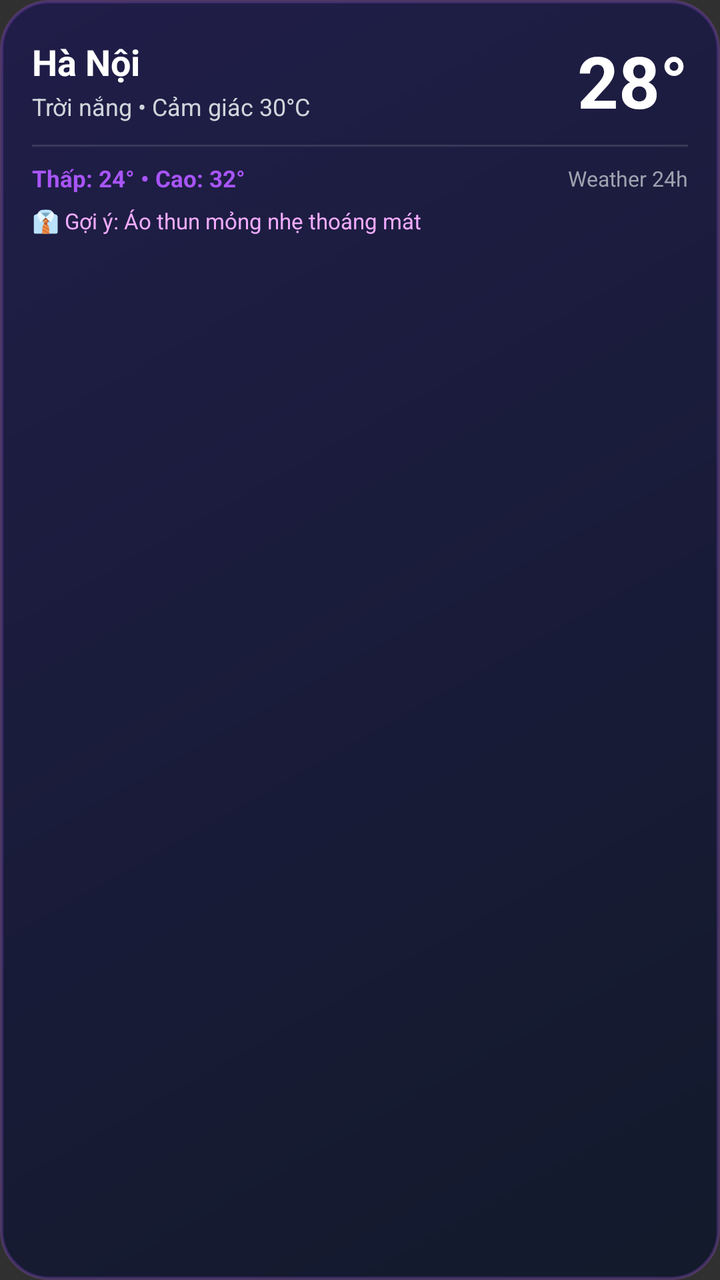
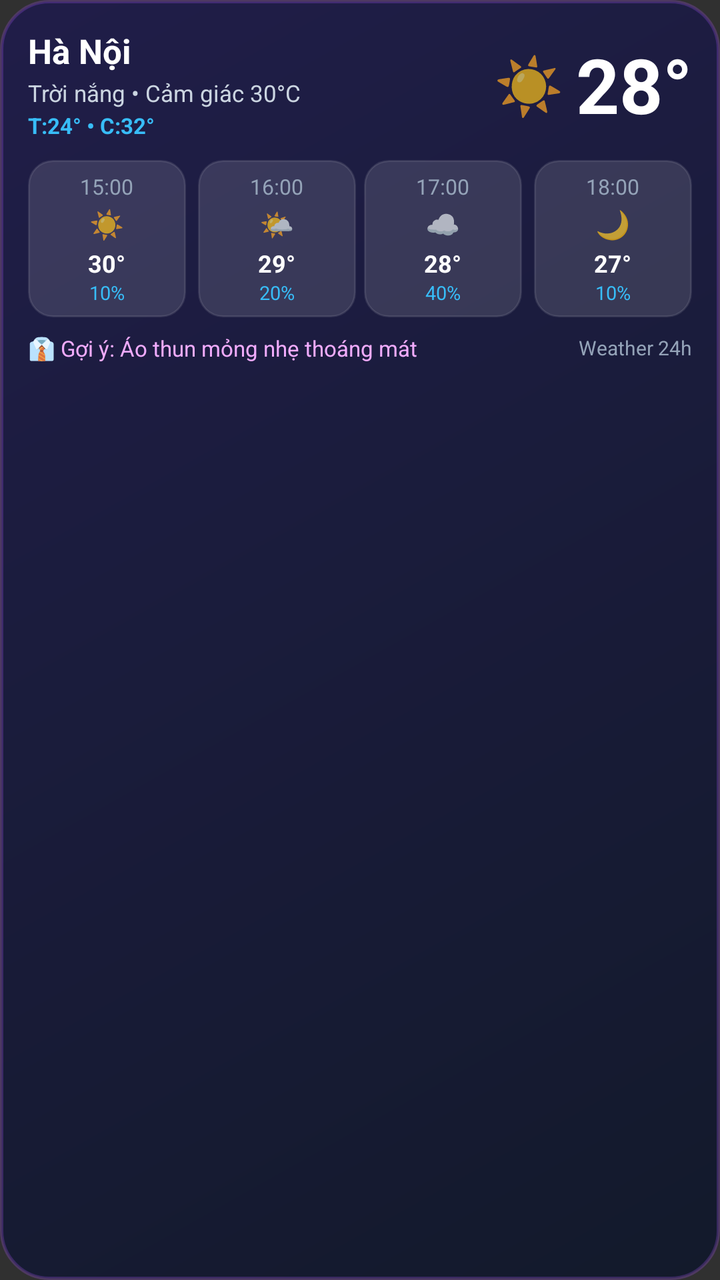

Before-and-after screenshots of an Android layout around one commit, followed by the original layout XML and the change that was made.
<!-- AndroidManifest.xml: application theme Theme.Weather24h -->
<!-- res/layout/weather_widget.xml -->
<?xml version="1.0" encoding="utf-8"?>
<LinearLayout xmlns:android="http://schemas.android.com/apk/res/android"
    android:id="@+id/widget_root"
    android:layout_width="match_parent"
    android:layout_height="match_parent"
    android:background="@drawable/widget_bg"
    android:orientation="vertical"
    android:padding="16dp">

    
    <LinearLayout
        android:layout_width="match_parent"
        android:layout_height="wrap_content"
        android:gravity="center_vertical"
        android:orientation="horizontal">

        <LinearLayout
            android:layout_width="0dp"
            android:layout_height="wrap_content"
            android:layout_weight="1"
            android:orientation="vertical">

            <TextView
                android:id="@+id/widget_city_name"
                android:layout_width="wrap_content"
                android:layout_height="wrap_content"
                android:text="Hà Nội"
                android:textColor="#FFFFFF"
                android:textSize="18sp"
                android:textStyle="bold" />

            <TextView
                android:id="@+id/widget_weather_desc"
                android:layout_width="wrap_content"
                android:layout_height="wrap_content"
                android:layout_marginTop="2dp"
                android:text="Trời nắng • Cảm giác 30°C"
                android:textColor="#D1D5DB"
                android:textSize="12sp" />
        </LinearLayout>

        <TextView
            android:id="@+id/widget_temp"
            android:layout_width="wrap_content"
            android:layout_height="wrap_content"
            android:text="28°"
            android:textColor="#FFFFFF"
            android:textSize="36sp"
            android:textStyle="bold" />
    </LinearLayout>

    <ImageView
        android:layout_width="match_parent"
        android:layout_height="1dp"
        android:layout_marginTop="8dp"
        android:layout_marginBottom="8dp"
        android:background="#20FFFFFF"
        android:contentDescription="@null" />

    
    <LinearLayout
        android:layout_width="match_parent"
        android:layout_height="wrap_content"
        android:gravity="center_vertical"
        android:orientation="horizontal">

        <TextView
            android:id="@+id/widget_range"
            android:layout_width="0dp"
            android:layout_height="wrap_content"
            android:layout_weight="1"
            android:text="Thấp: 24° • Cao: 32°"
            android:textColor="#A855F7"
            android:textSize="11.5sp"
            android:textStyle="bold" />

        <TextView
            android:id="@+id/widget_updated"
            android:layout_width="wrap_content"
            android:layout_height="wrap_content"
            android:text="Weather 24h"
            android:textColor="#9CA3AF"
            android:textSize="10.5sp" />
    </LinearLayout>

    <TextView
        android:id="@+id/widget_ai_tip"
        android:layout_width="match_parent"
        android:layout_height="wrap_content"
        android:layout_marginTop="6dp"
        android:ellipsize="end"
        android:maxLines="1"
        android:text="👔 Gợi ý: Áo thun mỏng nhẹ thoáng mát"
        android:textColor="#F0ABFC"
        android:textSize="11sp" />

</LinearLayout>
<!-- resources referenced by this layout -->
<resources>
  <!-- drawable widget_bg (drawable) -->
  <?xml version="1.0" encoding="utf-8"?>
  <shape xmlns:android="http://schemas.android.com/apk/res/android"
      android:shape="rectangle">
      <gradient
          android:angle="315"
          android:startColor="#E61E1B4B"
          android:endColor="#E60F172A" />
      <corners android:radius="24dp" />
      <stroke
          android:width="1.5dp"
          android:color="#40A855F7" />
  </shape>
  <style name="Theme.Weather24h" parent="android:Theme.Material.NoActionBar">
          <item name="android:statusBarColor">@android:color/transparent</item>
          <item name="android:navigationBarColor">#0F172A</item>
          <item name="android:windowLightStatusBar">false</item>
      </style>
</resources>

<!-- the commit's change to res/layout/weather_widget.xml (unified diff, before → after) -->
@@ -5,7 +5,7 @@
     android:layout_height="match_parent"
     android:background="@drawable/widget_bg"
     android:orientation="vertical"
-    android:padding="16dp">
+    android:padding="14dp">
 
     
     <LinearLayout
@@ -24,9 +24,11 @@
                 android:id="@+id/widget_city_name"
                 android:layout_width="wrap_content"
                 android:layout_height="wrap_content"
+                android:ellipsize="end"
+                android:maxLines="1"
                 android:text="Hà Nội"
                 android:textColor="#FFFFFF"
-                android:textSize="18sp"
+                android:textSize="17sp"
                 android:textStyle="bold" />
 
             <TextView
@@ -34,10 +36,30 @@
                 android:layout_width="wrap_content"
                 android:layout_height="wrap_content"
                 android:layout_marginTop="2dp"
+                android:ellipsize="end"
+                android:maxLines="1"
                 android:text="Trời nắng • Cảm giác 30°C"
-                android:textColor="#D1D5DB"
-                android:textSize="12sp" />
-        </LinearLayout>
+                android:textColor="#CBD5E1"
+                android:textSize="11.5sp" />
+
+            <TextView
+                android:id="@+id/widget_range"
+                android:layout_width="wrap_content"
+                android:layout_height="wrap_content"
+                android:layout_marginTop="1dp"
+                android:text="T:24° • C:32°"
+                android:textColor="#38BDF8"
+                android:textSize="11sp"
+                android:textStyle="bold" />
+        </LinearLayout>
+
+        <TextView
+            android:id="@+id/widget_weather_icon"
+            android:layout_width="wrap_content"
+            android:layout_height="wrap_content"
+            android:layout_marginEnd="6dp"
+            android:text="☀️"
+            android:textSize="28sp" />
 
         <TextView
             android:id="@+id/widget_temp"
@@ -45,53 +67,232 @@
             android:layout_height="wrap_content"
             android:text="28°"
             android:textColor="#FFFFFF"
-            android:textSize="36sp"
+            android:textSize="38sp"
             android:textStyle="bold" />
     </LinearLayout>
 
-    <ImageView
+    
+    <LinearLayout
+        android:id="@+id/widget_hourly_container"
         android:layout_width="match_parent"
-        android:layout_height="1dp"
-        android:layout_marginTop="8dp"
-        android:layout_marginBottom="8dp"
-        android:background="#20FFFFFF"
-        android:contentDescription="@null" />
+        android:layout_height="wrap_content"
+        android:layout_marginTop="10dp"
+        android:orientation="horizontal">
+
+        
+        <LinearLayout
+            android:layout_width="0dp"
+            android:layout_height="wrap_content"
+            android:layout_weight="1"
+            android:layout_marginEnd="4dp"
+            android:background="@drawable/widget_hour_chip"
+            android:gravity="center"
+            android:orientation="vertical"
+            android:padding="6dp">
+
+            <TextView
+                android:id="@+id/widget_h1_time"
+                android:layout_width="wrap_content"
+                android:layout_height="wrap_content"
+                android:text="15:00"
+                android:textColor="#94A3B8"
+                android:textSize="10.5sp" />
+
+            <TextView
+                android:id="@+id/widget_h1_icon"
+                android:layout_width="wrap_content"
+                android:layout_height="wrap_content"
+                android:layout_marginTop="2dp"
+                android:text="☀️"
+                android:textSize="14sp" />
+
+            <TextView
+                android:id="@+id/widget_h1_temp"
+                android:layout_width="wrap_content"
+                android:layout_height="wrap_content"
+                android:layout_marginTop="2dp"
+                android:text="30°"
+                android:textColor="#FFFFFF"
+                android:textSize="12sp"
+                android:textStyle="bold" />
+
+            <TextView
+                android:id="@+id/widget_h1_rain"
+                android:layout_width="wrap_content"
+                android:layout_height="wrap_content"
+                android:text="10%"
+                android:textColor="#38BDF8"
+                android:textSize="9.5sp" />
+        </LinearLayout>
+
+        
+        <LinearLayout
+            android:layout_width="0dp"
+            android:layout_height="wrap_content"
+            android:layout_weight="1"
+            android:layout_marginStart="2dp"
+            android:layout_marginEnd="2dp"
+            android:background="@drawable/widget_hour_chip"
+            android:gravity="center"
+            android:orientation="vertical"
+            android:padding="6dp">
+
+            <TextView
+                android:id="@+id/widget_h2_time"
+                android:layout_width="wrap_content"
+                android:layout_height="wrap_content"
+                android:text="16:00"
+                android:textColor="#94A3B8"
+                android:textSize="10.5sp" />
+
+            <TextView
+                android:id="@+id/widget_h2_icon"
+                android:layout_width="wrap_content"
+                android:layout_height="wrap_content"
+                android:layout_marginTop="2dp"
+                android:text="🌤️"
+                android:textSize="14sp" />
+
+            <TextView
+                android:id="@+id/widget_h2_temp"
+                android:layout_width="wrap_content"
+                android:layout_height="wrap_content"
+                android:layout_marginTop="2dp"
+                android:text="29°"
+                android:textColor="#FFFFFF"
+                android:textSize="12sp"
+                android:textStyle="bold" />
+
+            <TextView
+                android:id="@+id/widget_h2_rain"
+                android:layout_width="wrap_content"
+                android:layout_height="wrap_content"
+                android:text="20%"
+                android:textColor="#38BDF8"
+                android:textSize="9.5sp" />
+        </LinearLayout>
+
+        
+        <LinearLayout
+            android:layout_width="0dp"
+            android:layout_height="wrap_content"
+            android:layout_weight="1"
+            android:layout_marginStart="2dp"
+            android:layout_marginEnd="2dp"
+            android:background="@drawable/widget_hour_chip"
+            android:gravity="center"
+            android:orientation="vertical"
+            android:padding="6dp">
+
+            <TextView
+                android:id="@+id/widget_h3_time"
+                android:layout_width="wrap_content"
+                android:layout_height="wrap_content"
+                android:text="17:00"
+                android:textColor="#94A3B8"
+                android:textSize="10.5sp" />
+
+            <TextView
+                android:id="@+id/widget_h3_icon"
+                android:layout_width="wrap_content"
+                android:layout_height="wrap_content"
+                android:layout_marginTop="2dp"
+                android:text="☁️"
+                android:textSize="14sp" />
+
+            <TextView
+                android:id="@+id/widget_h3_temp"
+                android:layout_width="wrap_content"
+                android:layout_height="wrap_content"
+                android:layout_marginTop="2dp"
+                android:text="28°"
+                android:textColor="#FFFFFF"
+                android:textSize="12sp"
+                android:textStyle="bold" />
+
+            <TextView
+                android:id="@+id/widget_h3_rain"
+                android:layout_width="wrap_content"
+                android:layout_height="wrap_content"
+                android:text="40%"
+                android:textColor="#38BDF8"
+                android:textSize="9.5sp" />
+        </LinearLayout>
+
+        
+        <LinearLayout
+            android:layout_width="0dp"
+            android:layout_height="wrap_content"
+            android:layout_weight="1"
+            android:layout_marginStart="4dp"
+            android:background="@drawable/widget_hour_chip"
+            android:gravity="center"
+            android:orientation="vertical"
+            android:padding="6dp">
+
+            <TextView
+                android:id="@+id/widget_h4_time"
+                android:layout_width="wrap_content"
+                android:layout_height="wrap_content"
+                android:text="18:00"
+                android:textColor="#94A3B8"
+                android:textSize="10.5sp" />
+
+            <TextView
+                android:id="@+id/widget_h4_icon"
+                android:layout_width="wrap_content"
+                android:layout_height="wrap_content"
+                android:layout_marginTop="2dp"
+                android:text="🌙"
+                android:textSize="14sp" />
+
+            <TextView
+                android:id="@+id/widget_h4_temp"
+                android:layout_width="wrap_content"
+                android:layout_height="wrap_content"
+                android:layout_marginTop="2dp"
+                android:text="27°"
+                android:textColor="#FFFFFF"
+                android:textSize="12sp"
+                android:textStyle="bold" />
+
+            <TextView
+                android:id="@+id/widget_h4_rain"
+                android:layout_width="wrap_content"
+                android:layout_height="wrap_content"
+                android:text="10%"
+                android:textColor="#38BDF8"
+                android:textSize="9.5sp" />
+        </LinearLayout>
+    </LinearLayout>
 
     
     <LinearLayout
         android:layout_width="match_parent"
         android:layout_height="wrap_content"
+        android:layout_marginTop="8dp"
         android:gravity="center_vertical"
         android:orientation="horizontal">
 
         <TextView
-            android:id="@+id/widget_range"
-            android:layout_width="0dp"
-            android:layout_height="wrap_content"
-            android:layout_weight="1"
-            android:text="Thấp: 24° • Cao: 32°"
-            android:textColor="#A855F7"
-            android:textSize="11.5sp"
-            android:textStyle="bold" />
+            android:id="@+id/widget_ai_tip"
+            android:layout_width="0dp"
+            android:layout_height="wrap_content"
+            android:layout_weight="1"
+            android:ellipsize="end"
+            android:maxLines="1"
+            android:text="👔 Gợi ý: Áo thun mỏng nhẹ thoáng mát"
+            android:textColor="#F0ABFC"
+            android:textSize="11sp" />
 
         <TextView
             android:id="@+id/widget_updated"
             android:layout_width="wrap_content"
             android:layout_height="wrap_content"
+            android:layout_marginStart="8dp"
             android:text="Weather 24h"
-            android:textColor="#9CA3AF"
-            android:textSize="10.5sp" />
+            android:textColor="#94A3B8"
+            android:textSize="10sp" />
     </LinearLayout>
 
-    <TextView
-        android:id="@+id/widget_ai_tip"
-        android:layout_width="match_parent"
-        android:layout_height="wrap_content"
-        android:layout_marginTop="6dp"
-        android:ellipsize="end"
-        android:maxLines="1"
-        android:text="👔 Gợi ý: Áo thun mỏng nhẹ thoáng mát"
-        android:textColor="#F0ABFC"
-        android:textSize="11sp" />
-
 </LinearLayout>
<!-- resource entries referenced after the edit -->
@@ -13,6 +13,16 @@
           android:width="1.5dp"
           android:color="#40A855F7" />
   </shape>
+  <!-- drawable widget_hour_chip (drawable) -->
+  <?xml version="1.0" encoding="utf-8"?>
+  <shape xmlns:android="http://schemas.android.com/apk/res/android"
+      android:shape="rectangle">
+      <corners android:radius="12dp" />
+      <solid android:color="#20FFFFFF" />
+      <stroke
+          android:width="1dp"
+          android:color="#1AFFFFFF" />
+  </shape>
   <style name="Theme.Weather24h" parent="android:Theme.Material.NoActionBar">
           <item name="android:statusBarColor">@android:color/transparent</item>
           <item name="android:navigationBarColor">#0F172A</item>
